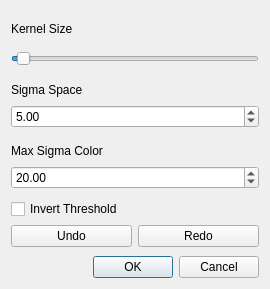
Qt form gui/parametersdialog.ui (librehat/caiga) before a commit.
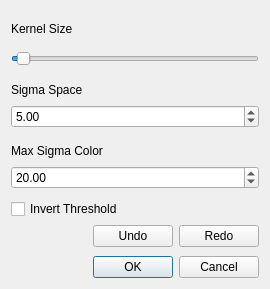
The same form after that commit. Icons and pictures are not drawn.

Diff of the .ui file:
```diff
--- a/gui/parametersdialog.ui
+++ b/gui/parametersdialog.ui
@@ -104,6 +104,19 @@
    </item>
    <item>
     <layout class="QHBoxLayout" name="horizontalLayout">
+     <item>
+      <spacer name="horizontalSpacer">
+       <property name="orientation">
+        <enum>Qt::Horizontal</enum>
+       </property>
+       <property name="sizeHint" stdset="0">
+        <size>
+         <width>40</width>
+         <height>20</height>
+        </size>
+       </property>
+      </spacer>
+     </item>
      <item>
       <widget class="QPushButton" name="undoButton">
        <property name="text">
```
Left out of the diff: 6 changed lines with no effect on the pictures.
